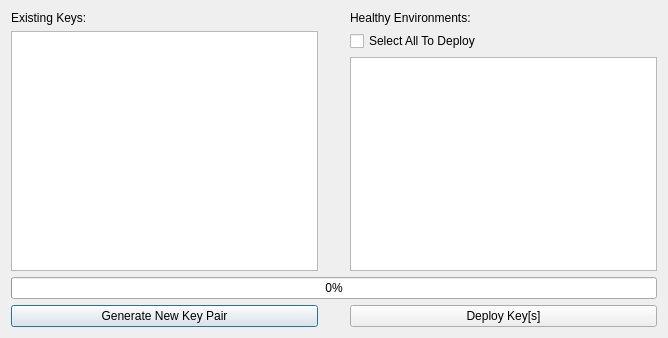
subutai-io/control-center, file hub/forms/DlgGenerateSshKey.ui: the form before one commit.
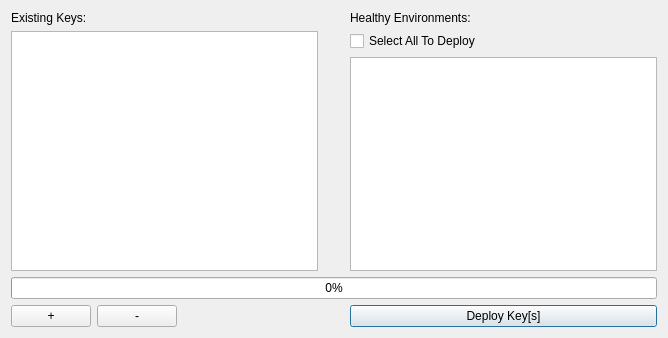
The form after the commit. Icons and pictures are not drawn.

What changed in the file:
```diff
--- a/hub/forms/DlgGenerateSshKey.ui
+++ b/hub/forms/DlgGenerateSshKey.ui
@@ -127,13 +127,6 @@
        </property>
       </spacer>
      </item>
-     <item row="4" column="0">
-      <widget class="QPushButton" name="btn_generate_new_key">
-       <property name="text">
-        <string>Generate New Key Pair</string>
-       </property>
-      </widget>
-     </item>
      <item row="4" column="2">
       <widget class="QPushButton" name="btn_send_to_hub">
        <property name="text">
@@ -148,6 +141,55 @@
        </property>
       </widget>
      </item>
+     <item row="4" column="0">
+      <layout class="QHBoxLayout" name="horizontalLayout">
+       <item>
+        <widget class="QPushButton" name="btn_generate_new_key">
+         <property name="sizePolicy">
+          <sizepolicy hsizetype="Fixed" vsizetype="Fixed">
+           <horstretch>0</horstretch>
+           <verstretch>0</verstretch>
+          </sizepolicy>
+         </property>
+         <property name="toolTip">
+          <string>Generate new Key</string>
+         </property>
+         <property name="text">
+          <string>+</string>
+         </property>
+        </widget>
+       </item>
+       <item>
+        <widget class="QPushButton" name="btn_remove_key">
+         <property name="sizePolicy">
+          <sizepolicy hsizetype="Fixed" vsizetype="Fixed">
+           <horstretch>0</horstretch>
+           <verstretch>0</verstretch>
+          </sizepolicy>
+         </property>
+         <property name="toolTip">
+          <string>Remove selected Key</string>
+         </property>
+         <property name="text">
+          <string>-</string>
+         </property>
+        </widget>
+       </item>
+       <item>
+        <spacer name="horizontalSpacer_3">
+         <property name="orientation">
+          <enum>Qt::Horizontal</enum>
+         </property>
+         <property name="sizeHint" stdset="0">
+          <size>
+           <width>40</width>
+           <height>20</height>
+          </size>
+         </property>
+        </spacer>
+       </item>
+      </layout>
+     </item>
     </layout>
    </item>
   </layout>
```
Left out of the diff: 1 changed line with no effect on the pictures.
